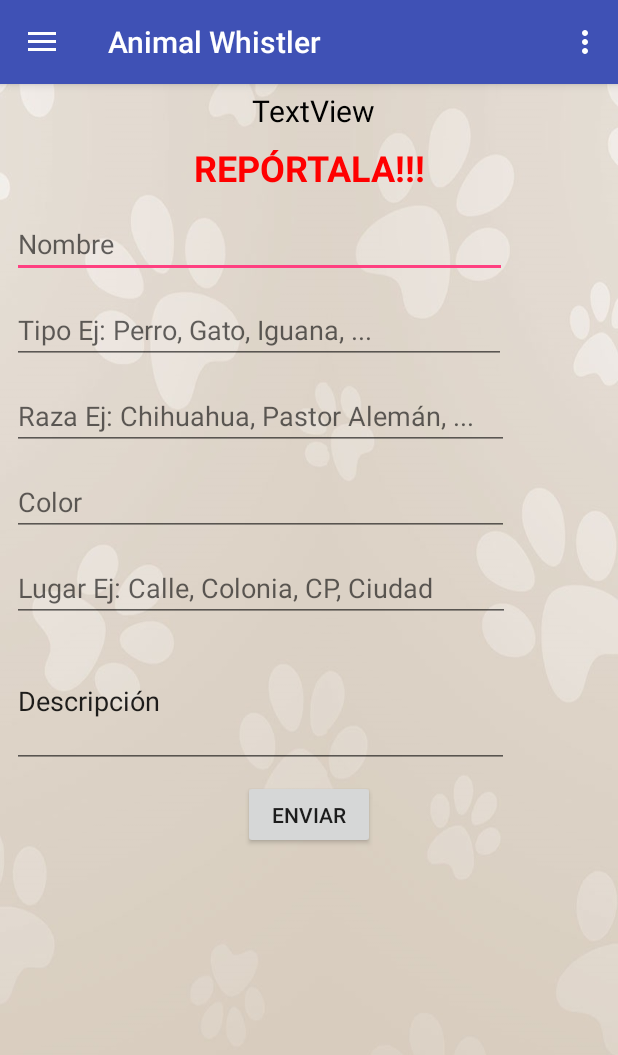
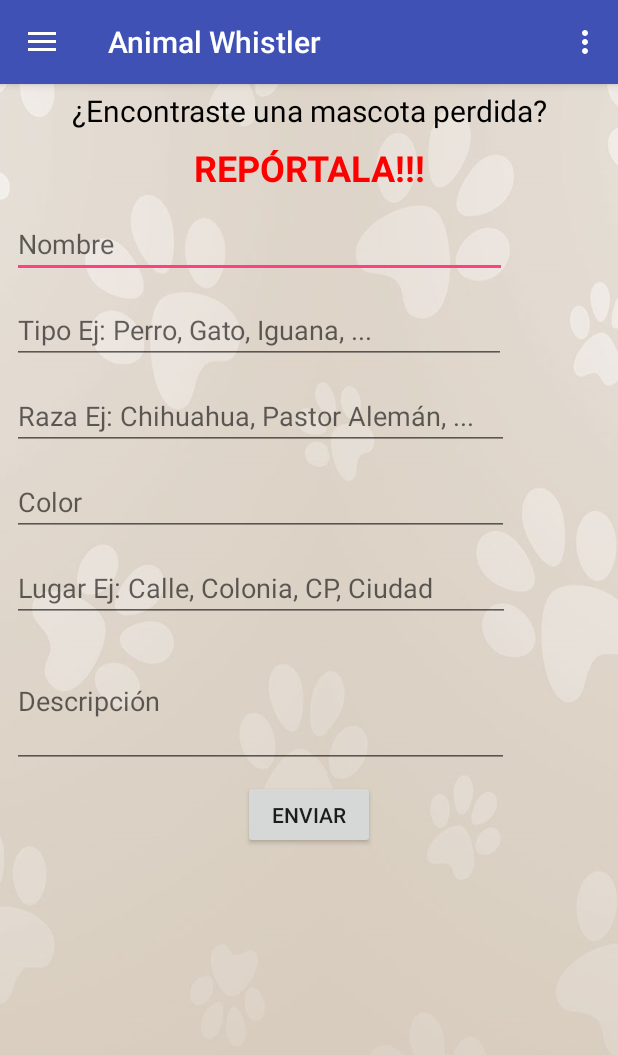
Before and after one commit to EmilianoCervantes/AnimalWhistler, an Android app: the screen it shows after launch (MainActivity), after a tap on "Reportar animal perdido", on a phone screen of 412 x 824 dp. Shown: the top 1055 px of the screen. Run offline under Robolectric (Android 15) with nearby library versions, the phone set to English and light mode, and no system bars; our stand-ins replace Firebase (no records; nobody signed in at launch, a user with empty details on screens opened directly); libraries missing offline, so code that uses them is left out: com.firebase.ui; 1 statement that could not run was skipped; 1 other tap on this screen came first.

Commit message:
Pequeños cambios al form

```diff
--- a/app/src/main/res/layout/fragment_animal_perdido_form.xml
+++ b/app/src/main/res/layout/fragment_animal_perdido_form.xml
@@ -16,14 +16,13 @@
         android:layout_marginEnd="8dp"
         android:layout_marginStart="8dp"
         android:layout_marginTop="4dp"
-        android:text="TextView"
+        android:text="@string/preguntareporte"
         android:textColor="#000000"
         android:textSize="20dp"
         app:layout_constraintEnd_toEndOf="parent"
         app:layout_constraintHorizontal_bias="0.51"
         app:layout_constraintStart_toStartOf="parent"
-        app:layout_constraintTop_toTopOf="parent"
-        tools:text="@string/preguntareporte" />
+        app:layout_constraintTop_toTopOf="parent" />
 
     <TextView
         android:id="@+id/textView2"
@@ -124,8 +123,8 @@
         android:layout_marginStart="8dp"
         android:layout_marginTop="8dp"
         android:ems="10"
+        android:hint="@string/descripcion"
         android:inputType="textPersonName"
-        android:text="@string/descripcion"
         app:layout_constraintEnd_toEndOf="parent"
         app:layout_constraintHorizontal_bias="0.0"
         app:layout_constraintStart_toStartOf="parent"
```
